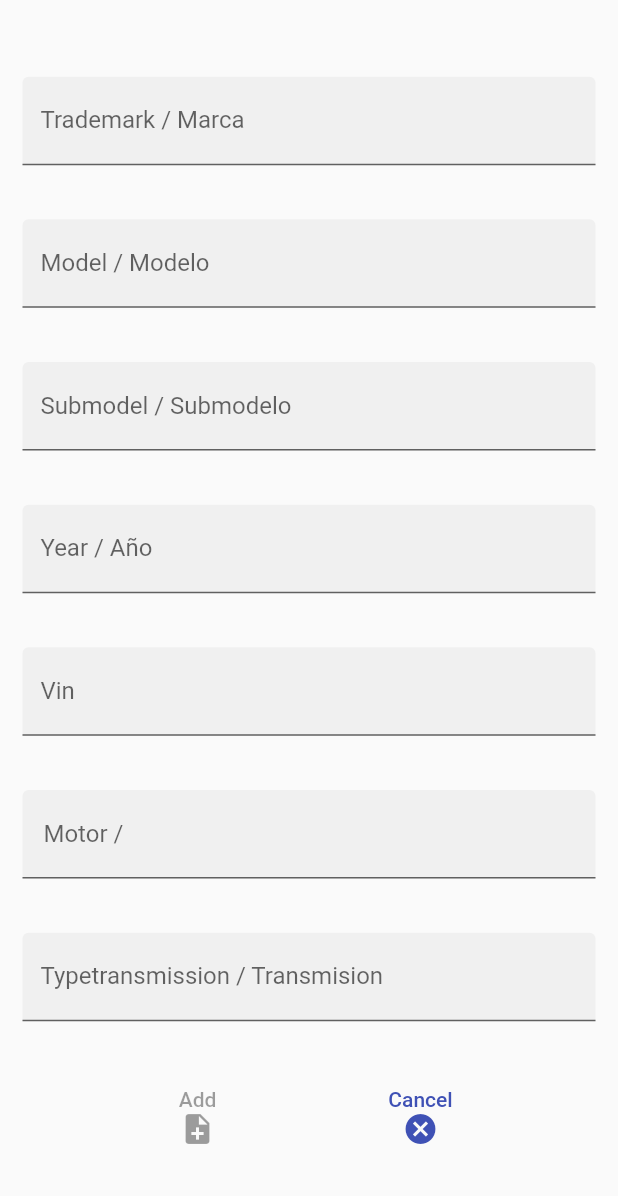
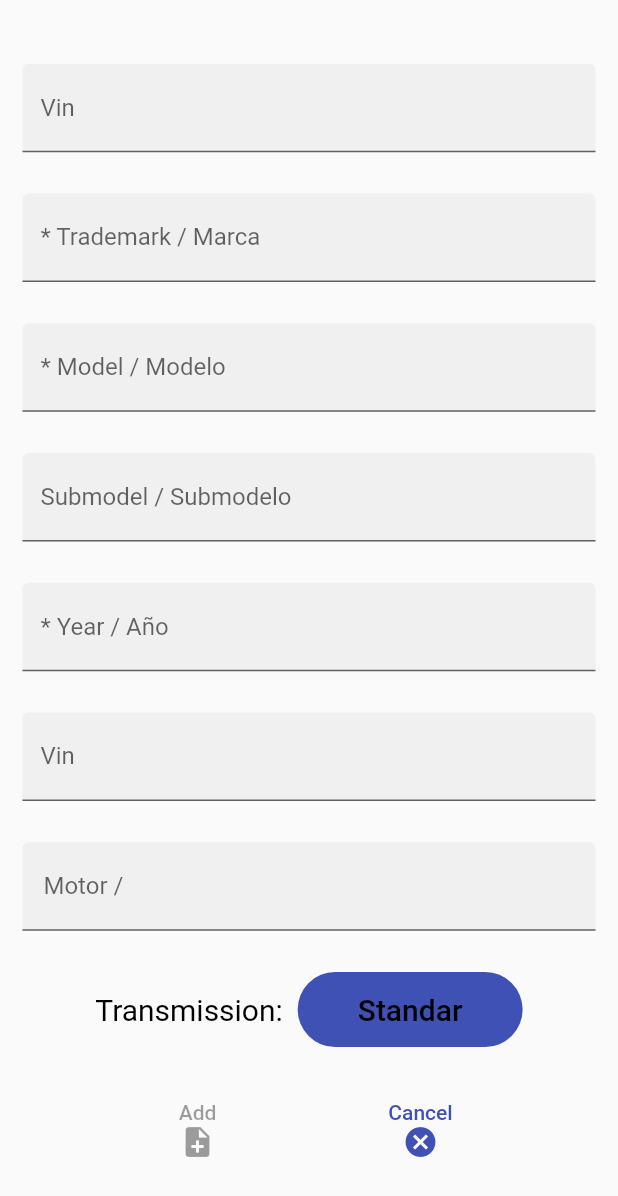
Before and after one commit to Julian343/Pro.Final-Control-de-Autos--2021-2, a Flutter app: the screen it shows after launch, after a tap on the "add circle" icon, on a phone screen of 412 x 824 dp. Shown: the top 1196 px of the screen. Run offline on Flutter 3.47's test engine with Material 2 defaults, Android fonts, the phone set to English and light mode, and no system bars.

```diff
--- a/lib/class.dart
+++ b/lib/class.dart
@@ -1,10 +1,15 @@
-import 'package:flutter/material.dart';
-import 'package:intl/intl.dart';
+//Proyecto final sobre Control y programacion de servicios automotrices.
+// MPOO  2021-2
+// --Juan Carlos Julian Luis--
+
+
+//Pagina en la que defino los contructores que uilizare
+
 
 class vehicle {
     late List<service> services;
-    late String trademark,model,submodel,vin,typetr,motor,year;
-    vehicle(this.trademark,this.model,this.submodel,this.year,this.vin,this.motor,this.typetr,this.services);
+    late String plate,trademark,model,submodel,vin,typetr,motor,year;
+    vehicle(this.plate,this.trademark,this.model,this.submodel,this.year,this.vin,this.motor,this.typetr,this.services);
 }
 
 class service {
--- a/lib/main.dart
+++ b/lib/main.dart
@@ -1,4 +1,7 @@
-//Juan Carlos Julian Luis
+//Proyecto final sobre Control y programacion de servicios automotrices.
+// MPOO  2021-2
+
+// --Juan Carlos Julian Luis--
 
 import 'package:control_autos/pages/all_vehicles.dart';
 import 'package:flutter/material.dart';
--- a/lib/pages/add_vheicles.dart
+++ b/lib/pages/add_vheicles.dart
@@ -1,3 +1,9 @@
+//Proyecto final sobre Control y programacion de servicios automotrices.
+// MPOO  2021-2
+// --Juan Carlos Julian Luis--
+
+
+// Pagina para agregar los vehiculos
 
 import 'package:control_autos/class.dart';
 import 'package:flutter/material.dart';
@@ -13,8 +19,8 @@ class editvh extends StatefulWidget {
 
 class _editvhState extends State<editvh> {
   late List<vehicle> _vehicles;
-  String trademark='N/A',model='N/A',submodel='N/A',vin='N/A',typetr='N/A',year='N/A',motor='N/A';
-  bool activebutton=false, tra=false,mod=false,ye=false;
+  String trademark='N/A',model='N/A',submodel='N/A',vin='N/A',typetr='Standar',year='N/A',motor='N/A', plate='N/A';
+  bool activebutton=false, tra=false,mod=false,ye=false, trans=true;
   @override
   void initState() {
     _vehicles=widget.vehicles;
@@ -28,10 +34,23 @@ class _editvhState extends State<editvh> {
       padding: const EdgeInsets.all(15.0),
       child: Column( mainAxisAlignment: MainAxisAlignment.spaceEvenly,
         children: [
+
+          // Aqui leemos la informacion que se necesita para agregar un nuevo vehiculo
           TextField(
-            decoration: InputDecoration(
+             decoration: const InputDecoration(
               filled: true,
-              labelText: 'Trademark / Marca'
+              labelText: 'Vin'
+            ),
+            textAlign: TextAlign.center,
+            onChanged: (_plate){setState(() {
+              plate=_plate;
+            });},
+          ),
+
+          TextField(
+            decoration: const InputDecoration(
+              filled: true,
+              labelText: '* Trademark / Marca'
             ),
             textAlign: TextAlign.center,
             onChanged: (_trademark){
@@ -42,9 +61,9 @@ class _editvhState extends State<editvh> {
 
           ),
           TextField(
-            decoration: InputDecoration(
+            decoration: const InputDecoration(
               filled: true,
-              labelText: 'Model / Modelo'
+              labelText: '* Model / Modelo'
             ),
             textAlign: TextAlign.center,
             onChanged: (_model){setState(() {
@@ -53,7 +72,7 @@ class _editvhState extends State<editvh> {
             });},
           ),
            TextField(
-             decoration: InputDecoration(
+             decoration: const InputDecoration(
               filled: true,
               labelText: 'Submodel / Submodelo'
             ),
@@ -64,9 +83,9 @@ class _editvhState extends State<editvh> {
             },
           ),
            TextField(
-             decoration: InputDecoration(
+             decoration: const InputDecoration(
               filled: true,
-              labelText: 'Year / Año'
+              labelText: '* Year / Año'
             ),
             textAlign: TextAlign.center,
             onChanged: (_year){setState(() {
@@ -75,7 +94,7 @@ class _editvhState extends State<editvh> {
             });},
           ),
            TextField(
-             decoration: InputDecoration(
+             decoration: const InputDecoration(
               filled: true,
               labelText: 'Vin'
             ),
@@ -85,7 +104,7 @@ class _editvhState extends State<editvh> {
             });},
           ),
            TextField(
-             decoration: InputDecoration(
+             decoration: const InputDecoration(
               filled: true,
               labelText: 'Motor / '
             ),
@@ -94,30 +113,53 @@ class _editvhState extends State<editvh> {
               motor=_motor;
             });},
           ),
-           TextField(
-             decoration: InputDecoration(
-              filled: true,
-              labelText: 'Typetransmission / Transmision'
-            ),
-            textAlign: TextAlign.center,
-            onChanged: (_typetr){setState(() {
-              typetr=_typetr;
-            });},
+
+
+          Row(
+            mainAxisAlignment: MainAxisAlignment.center,
+            children: [
+              const Text('Transmission:  ',style: TextStyle(color: Colors.black, fontSize: 20)),
+              Container(
+                    decoration: BoxDecoration(borderRadius: BorderRadius.circular(30), color: Colors.indigo),
+                    height: 50,
+                    width: 150,
+                    child: TextButton(
+                      onPressed: () {
+                        if (trans == true) {
+                          setState(() {
+                            trans = false;
+                            typetr='Automatica';
+                          });
+                        } else {
+                          setState(() {
+                            trans = true;
+                            typetr='Standar';
+                          });
+                        }
+                      },
+                      child:Text(trans?'Standar':'Automatic',style: const TextStyle(color: Colors.black, fontSize: 20),textAlign: TextAlign.center,),
+                    ),
+                  ),
+            ],
           ),
 
 
 
          Row( mainAxisAlignment: MainAxisAlignment.spaceEvenly,
            children: [
+
+             // Boton para agregar en el que obrigatoriamente hay que poner marca, modelo y año
              TextButton(
                onPressed: mod&ye&tra ? (){
-               _vehicles.add(vehicle(trademark,model,submodel,year,vin,motor,typetr,[]));
+               _vehicles.add(vehicle(plate,trademark,model,submodel,year,vin,motor,typetr,[]));
                 Navigator.of(context).pop(_vehicles);
              }:null,
              child: Column(children: [
                const Text('Add'),
                const Icon(Icons.note_add)
              ],)),
+
+             // Boton para cancelar
              TextButton(onPressed: (){
                _vehicles=widget.vehicles;
                Navigator.of(context).pop(_vehicles);
--- a/lib/pages/all_vehicles.dart
+++ b/lib/pages/all_vehicles.dart
@@ -1,4 +1,14 @@
+//Proyecto final sobre Control y programacion de servicios automotrices.
+// MPOO  2021-2
+// --Juan Carlos Julian Luis--
+
+
+//Es la pagina principal en la que se muestran los vehiculos
+// Muestran un lisitile con el modelo, la marca , y el año.
+//Ademas tiene un boton para ver la lista de servicios hecho.
+
 import 'package:control_autos/class.dart';
+import 'package:control_autos/decoration.dart';
 import 'package:control_autos/pages/all_services_vehicl.dart';
 import 'package:control_autos/pages/add_vheicles.dart';
 import 'package:flutter/material.dart';
@@ -14,10 +24,10 @@ class _allVehiclesState extends State<allVehicles> {
   late List<vehicle> vehicles;
   @override
   void initState() {
+
+    //Lista para ejemplo
     vehicles = [
-      vehicle('Ford', 'Focus', 'SLE', '2006', 'JNAB656DADSAJBDAH6', '4.2', 'std',[service('12/14/2021','cambio de aceite', 300.34,'40000','Remac',true),service('16/06/2019','cambio de aceite', 300.34,'40000','Remac',false),service('12/14/2021','cambio de aceite', 300.34,'40000','Remac',true),service('12/14/2021','cambio de aceite', 300.34,'40000','Remac',false),service('12/14/2021','cambio de aceite', 300.34,'40000','Remac',false),],),
-
-
+      vehicle('NFG-FC8','Ford', 'Focus', 'SLE', '2006', 'JNAB656DADSAJBDAH6', '4.2', 'std',[service('12/14/2021','cambio de aceite', 300.34,'40000','Remac',true),service('16/06/2019','cambio de aceite', 300.34,'40000','Remac',false),service('12/14/2021','cambio de aceite', 300.34,'40000','Remac',true),service('12/14/2021','cambio de aceite', 300.34,'40000','Remac',false),service('12/14/2021','cambio de aceite', 300.34,'40000','Remac',false),],),
     ];
     super.initState();
   }
@@ -26,12 +36,25 @@ class _allVehiclesState extends State<allVehicles> {
   Widget build(BuildContext context) {
     return Scaffold(
         appBar: AppBar(
-          leading: Image.asset('assets/logo.png'),
+
+          //Imagen pra utilizar la decoracion
+          leading: IconButton(onPressed: (){showAboutDialog(
+            context: context,
+            applicationName: 'Proyecto Final - MPOO 2021-2',
+            applicationVersion: 'Juan Carlos Julian Luis',
+            applicationIcon: logo(),
+            applicationLegalese: 'Proyecto para llevar un registro de autmoviles, asi como los servicios realizados a los mismos',
+            ); },
+           icon: const Icon(Icons.info) ),
           actions: [
+
+            //Boton que no es funcional, pero es pra buscar
             IconButton(
               tooltip: 'Search vehicle',
               onPressed: (){},
               icon: const Icon(Icons.search)),
+
+              //Boton para agregar un nuevo vehiculo
             IconButton(
               tooltip: 'Add Vehicle',
                 onPressed: () {
@@ -47,6 +70,8 @@ class _allVehiclesState extends State<allVehicles> {
                 icon: const Icon(Icons.add_circle))
           ],
         ),
+
+        //Impresion de los listile
         body: ListView.builder(
           itemBuilder: (context, i) {
             return ExpansionTile(
@@ -54,12 +79,13 @@ class _allVehiclesState extends State<allVehicles> {
               tilePadding: const EdgeInsets.all(10),
               textColor: Colors.grey,
               iconColor: Colors.grey,
-              title: Text(vehicles[i].trademark,style: const TextStyle(fontSize: 30),),
+              title: Text(vehicles[i].plate,style: const TextStyle(fontSize: 30),),
               subtitle: Text(vehicles[i].model+'  '+vehicles[i].year,style: const TextStyle(fontSize: 25),),
               trailing: IconButton(
                 tooltip: 'View Services',
                 onPressed: (){
                       Navigator.of(context).push(MaterialPageRoute(builder: (context)=>detail_vehicle(
+                        vehicles[i].plate,
                         vehicles[i].trademark,
                         vehicles[i].model,
                         vehicles[i].submodel,
@@ -78,7 +104,7 @@ class _allVehiclesState extends State<allVehicles> {
                     }, icon: const Icon(Icons.list)),
               initiallyExpanded: false,
               children: [
-                    Text('  Submodel :     ' + vehicles[i].submodel+'\n  Vin :     ' + vehicles[i].vin+'\n  Motor :     ' + vehicles[i].motor+'\n  TypeTransmision :     ' + vehicles[i].typetr, style: TextStyle(fontSize: 20,)),
+                    Text('  Trademark :     '+vehicles[i].trademark+'\n  Submodel :     ' + vehicles[i].submodel+'\n  Vin :     ' + vehicles[i].vin+'\n  Motor :     ' + vehicles[i].motor+'\n  TypeTransmision :     ' + vehicles[i].typetr, style: TextStyle(fontSize: 20,)),
 
 
               ],
```
Also changed, not shown: lib/decoration.dart (+7 -1 lines), lib/pages/add_service.dart (+20 -8 lines), lib/pages/all_services_vehicl.dart (+29 -9 lines).
